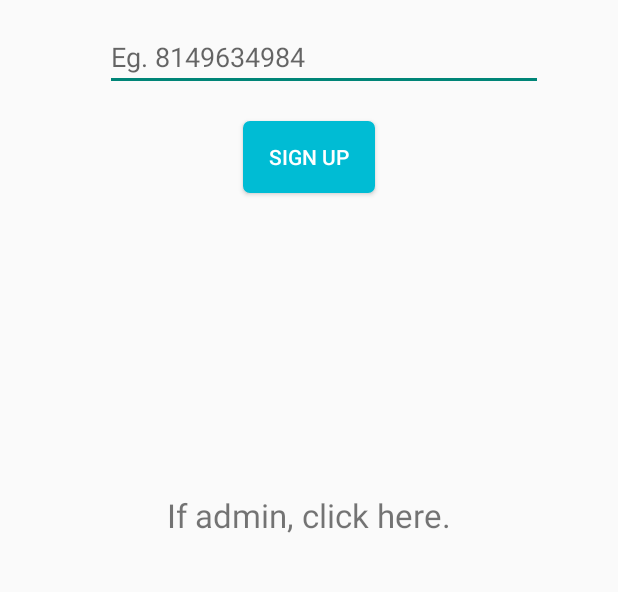
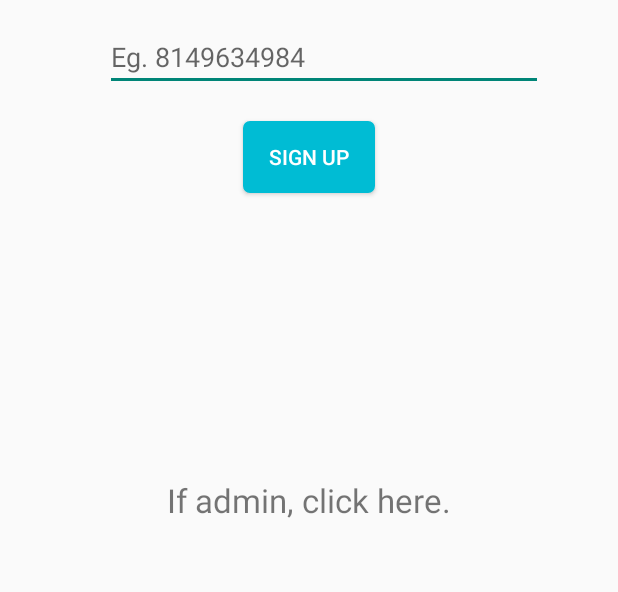
Before and after one commit to icychains24/Cafeteria_android, an Android app: the screen it shows after launch (MainActivity), on a phone screen of 412 x 824 dp, the part 275-867 px from its top. Run offline under Robolectric (Android 15) with nearby library versions, the phone set to English and light mode, and no system bars.

```diff
--- a/app/src/main/res/layout/activity_main.xml
+++ b/app/src/main/res/layout/activity_main.xml
@@ -54,7 +54,7 @@
             android:layout_height="wrap_content"
             android:layout_gravity="center_horizontal"
             android:gravity="bottom"
-            android:layout_marginTop="180dp"
+            android:layout_marginTop="170dp"
             android:layout_marginBottom="30dp"
             android:text="If admin, click here."
             android:textSize="22sp"
```
